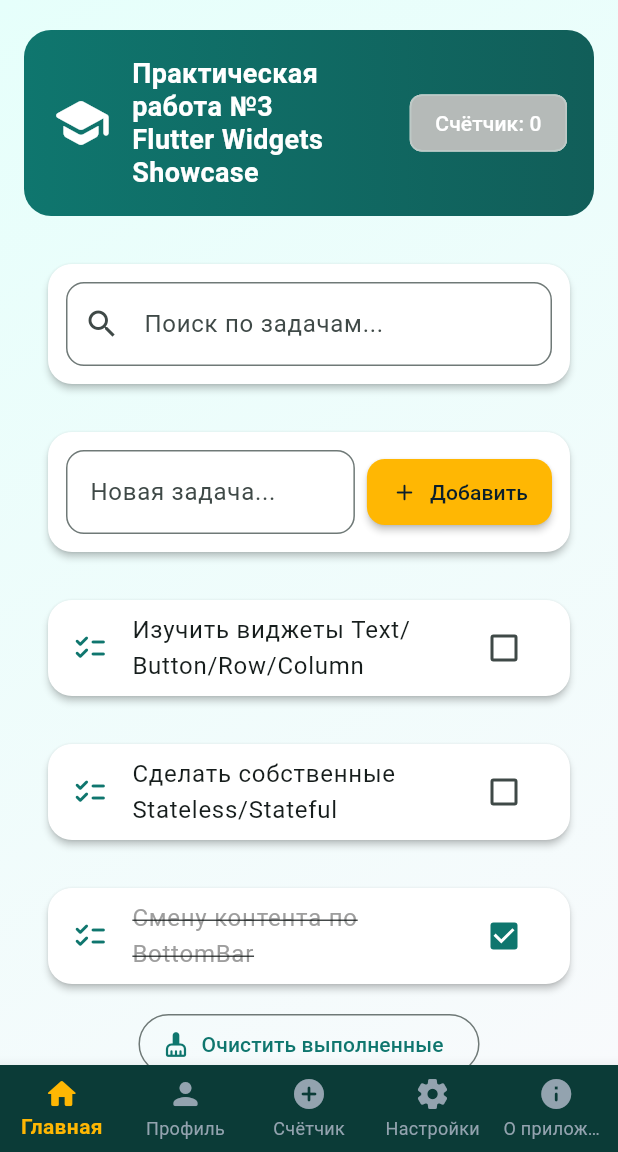
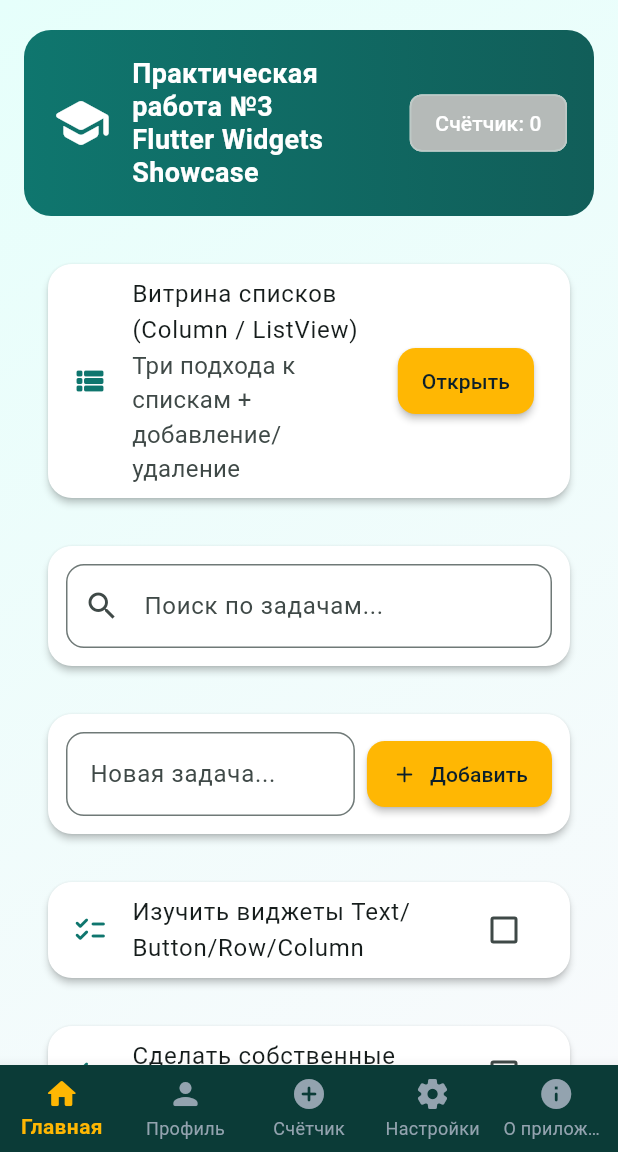
Before and after one commit to Qzmpnqt1/FirstProject, a Flutter app: the screen it shows after launch, on a phone screen of 412 x 824 dp, the part 84-1236 px from its top. Run offline on Flutter 3.47's test engine with Material 3 defaults, Android fonts, the phone set to English and light mode, and no system bars; our stand-ins replace shared_preferences.

Commit message:
update home_page

```diff
--- a/lib/screens/home_page.dart
+++ b/lib/screens/home_page.dart
@@ -3,6 +3,7 @@ import '../app/app_state.dart';
 import '../app/app_colors.dart';
 import '../data/task.dart';
 import '../widgets/task_tile.dart';
+import 'lists/lists_showcase_screen.dart';
 
 class HomePage extends StatefulWidget {
   final AppState state;
@@ -21,6 +22,7 @@ class _HomePageState extends State<HomePage> {
     return ListView(
       padding: const EdgeInsets.fromLTRB(16, 20, 16, 24),
       children: [
+        // Шапка с краткой информацией и счётчиком
         Container(
           padding: const EdgeInsets.all(18),
           decoration: BoxDecoration(
@@ -55,8 +57,29 @@ class _HomePageState extends State<HomePage> {
             ],
           ),
         ),
+
         const SizedBox(height: 16),
 
+        // NEW: переход к витрине списков (Column / ListView.builder / ListView.separated)
+        Card(
+          child: ListTile(
+            leading:
+            const Icon(Icons.view_list_rounded, color: AppColors.primary),
+            title: const Text('Витрина списков (Column / ListView)'),
+            subtitle:
+            const Text('Три подхода к спискам + добавление/удаление'),
+            trailing: ElevatedButton(
+              onPressed: () {
+                Navigator.of(context).push(MaterialPageRoute(
+                  builder: (_) => ListsShowcaseScreen(state: widget.state),
+                ));
+              },
+              child: const Text('Открыть'),
+            ),
+          ),
+        ),
+
+        // Поиск по задачам
         Card(
           child: Padding(
             padding: const EdgeInsets.all(12),
@@ -83,6 +106,7 @@ class _HomePageState extends State<HomePage> {
           ),
         ),
 
+        // Добавление новой задачи
         Card(
           child: Padding(
             padding: const EdgeInsets.all(12),
@@ -119,6 +143,7 @@ class _HomePageState extends State<HomePage> {
           ),
         ),
 
+        // Список задач (фильтрация + очистка выполненных)
         ValueListenableBuilder<List<Task>>(
           valueListenable: widget.state.tasks,
           builder: (_, tasks, __) {
```
Also changed, not shown: lib/screens/lists/lists_showcase_screen.dart (renamed from lib/screens/lists/ListsShowcaseScreen.dart), 1 other file.
